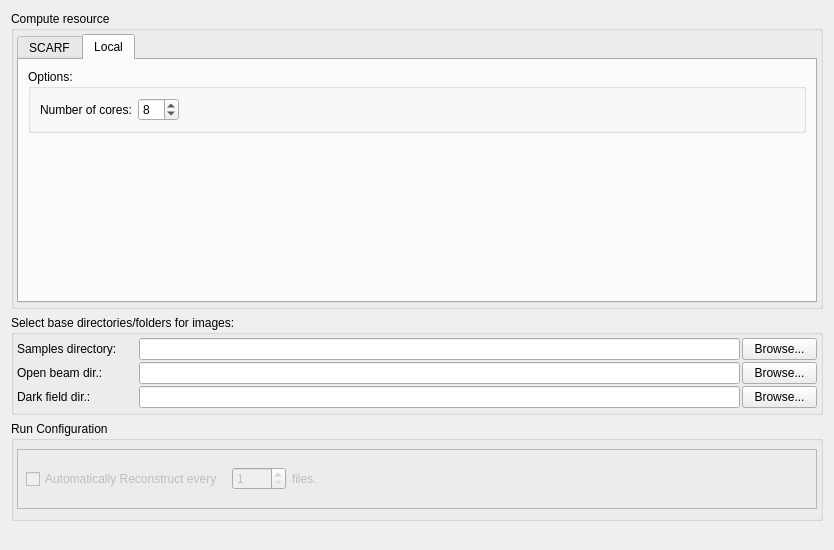
This is MantidQt/CustomInterfaces/inc/MantidQtCustomInterfaces/Tomography/TomographyIfaceQtTabSetup.ui in mantidproject/mantid as Qt 5 draws it before an edit. The edited form follows.
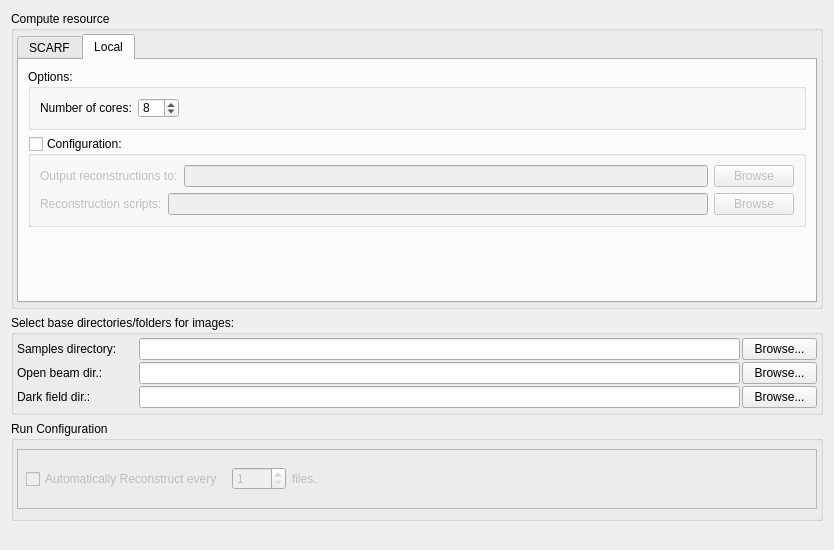
This is the edited form. The open tabs and pages were chosen to show the change.

Commit message: updates in old tabs, and added energy and convert tabs, re #12900

Diff of the .ui file:
```diff
--- a/MantidQt/CustomInterfaces/inc/MantidQtCustomInterfaces/Tomography/TomographyIfaceQtTabSetup.ui
+++ b/MantidQt/CustomInterfaces/inc/MantidQtCustomInterfaces/Tomography/TomographyIfaceQtTabSetup.ui
@@ -389,7 +389,7 @@
           <string>Local</string>
          </attribute>
          <layout class="QGridLayout" name="gridLayout_28">
-          <item row="1" column="0">
+          <item row="2" column="0">
            <spacer name="verticalSpacer_9">
             <property name="orientation">
              <enum>Qt::Vertical</enum>
@@ -451,6 +451,77 @@
             </layout>
            </widget>
           </item>
+          <item row="1" column="0">
+           <widget class="QGroupBox" name="groupBox_5">
+            <property name="title">
+             <string>Configuration:</string>
+            </property>
+            <property name="checkable">
+             <bool>true</bool>
+            </property>
+            <property name="checked">
+             <bool>false</bool>
+            </property>
+            <layout class="QVBoxLayout" name="verticalLayout">
+             <item>
+              <layout class="QHBoxLayout" name="horizontalLayout_3">
+               <item>
+                <widget class="QLabel" name="label_out_dir">
+                 <property name="text">
+                  <string>Output reconstructions to:</string>
+                 </property>
+                </widget>
+               </item>
+               <item>
+                <widget class="QLineEdit" name="lineEdit_out_dir">
+                 <property name="sizePolicy">
+                  <sizepolicy hsizetype="Expanding" vsizetype="Fixed">
+                   <horstretch>1</horstretch>
+                   <verstretch>0</verstretch>
+                  </sizepolicy>
+                 </property>
+                </widget>
+               </item>
+               <item>
+                <widget class="QPushButton" name="pushButton_out_dir">
+                 <property name="text">
+                  <string>Browse</string>
+                 </property>
+                </widget>
+               </item>
+              </layout>
+             </item>
+             <item>
+              <layout class="QHBoxLayout" name="horizontalLayout_4">
+               <item>
+                <widget class="QLabel" name="label_recon_scripts">
+                 <property name="text">
+                  <string>Reconstruction scripts:</string>
+                 </property>
+                </widget>
+               </item>
+               <item>
+                <widget class="QLineEdit" name="lineEdit_recon_scripts">
+                 <property name="sizePolicy">
+                  <sizepolicy hsizetype="Expanding" vsizetype="Fixed">
+                   <horstretch>1</horstretch>
+                   <verstretch>0</verstretch>
+                  </sizepolicy>
+                 </property>
+                </widget>
+               </item>
+               <item>
+                <widget class="QPushButton" name="pushButton_recon_scripts_dir">
+                 <property name="text">
+                  <string>Browse</string>
+                 </property>
+                </widget>
+               </item>
+              </layout>
+             </item>
+            </layout>
+           </widget>
+          </item>
          </layout>
         </widget>
        </widget>
```
Left out of the diff: 2 changed lines with no effect on the pictures. The commit also changes 5 other files.
